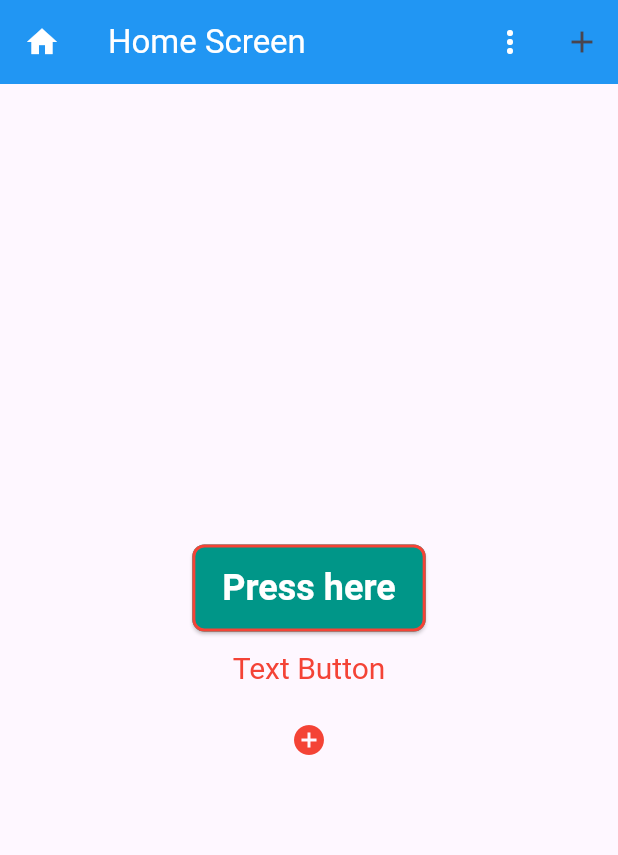
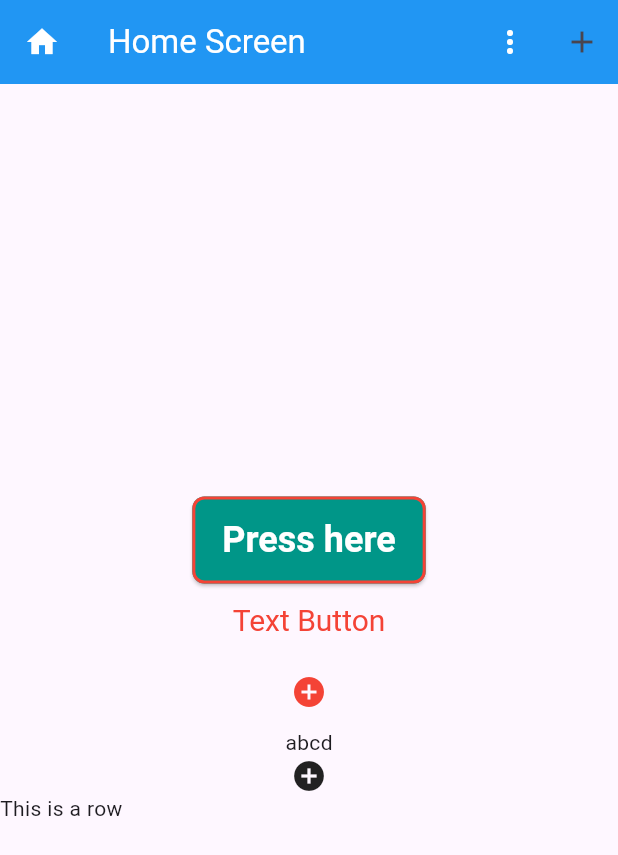
Before and after one commit to rayhan1650/ostad_flutter_live_class, a Flutter app: the screen it shows after launch, on a phone screen of 412 x 824 dp. Shown: the top 855 px of the screen. Run offline on Flutter 3.47's test engine with Material 3 defaults, Android fonts, the phone set to English and light mode, and no system bars.

```diff
--- a/lib/main.dart
+++ b/lib/main.dart
@@ -1,3 +1,4 @@
+import 'package:flutter/cupertino.dart';
 import 'package:flutter/material.dart';
 
 void main() {
@@ -109,6 +110,23 @@ class Home extends StatelessWidget {
                 Icons.add_circle,
                 color: Colors.red,
               ),
+            ),
+            GestureDetector(
+              onTap: () {
+                print('on tap detected');
+              },
+              onDoubleTap: () {
+                print('on doubletap detected');
+              },
+              child: const Column(
+                children: [
+                  Text('abcd'),
+                  Icon(Icons.add_circle),
+                  Row(
+                    children: [Text('This is a row')],
+                  )
+                ],
+              ),
             )
           ],
         ),
```
